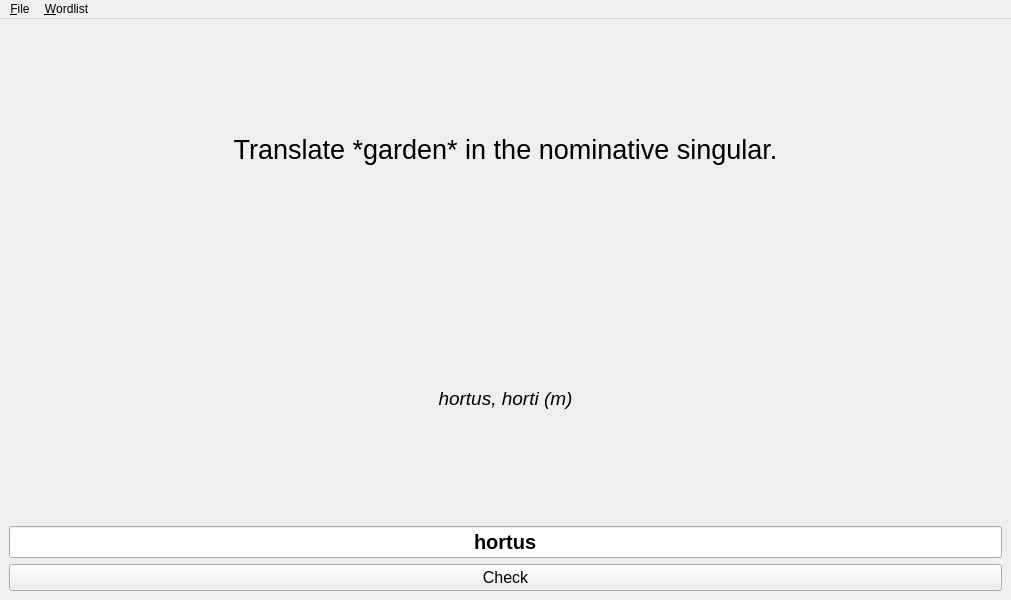
Before: the Qt Designer form mainwindow.ui in 3DProgrammer/examinatio-verborum, drawn with Qt 5.
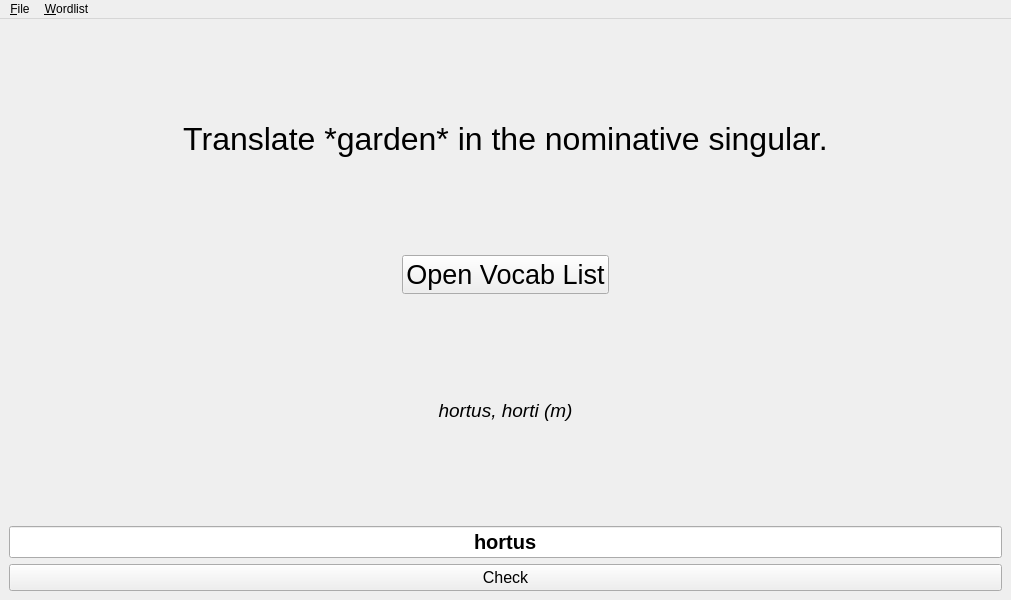
After: the same form once the commit is applied.

Commit message: Added button for quickly opening vocab list.

```diff
--- a/mainwindow.ui
+++ b/mainwindow.ui
@@ -17,9 +17,18 @@
    <layout class="QVBoxLayout" name="verticalLayout_2">
     <item>
      <widget class="QLabel" name="question_label">
+      <property name="enabled">
+       <bool>true</bool>
+      </property>
+      <property name="sizePolicy">
+       <sizepolicy hsizetype="Preferred" vsizetype="Preferred">
+        <horstretch>0</horstretch>
+        <verstretch>0</verstretch>
+       </sizepolicy>
+      </property>
       <property name="font">
        <font>
-        <pointsize>20</pointsize>
+        <pointsize>24</pointsize>
        </font>
       </property>
       <property name="text">
@@ -33,8 +42,35 @@
       </property>
      </widget>
     </item>
+    <item alignment="Qt::AlignHCenter">
+     <widget class="QPushButton" name="open_vocab_list_button">
+      <property name="sizePolicy">
+       <sizepolicy hsizetype="Minimum" vsizetype="Fixed">
+        <horstretch>0</horstretch>
+        <verstretch>0</verstretch>
+       </sizepolicy>
+      </property>
+      <property name="font">
+       <font>
+        <pointsize>20</pointsize>
+       </font>
+      </property>
+      <property name="text">
+       <string>Open Vocab List</string>
+      </property>
+     </widget>
+    </item>
     <item>
      <widget class="QLabel" name="hint_label">
+      <property name="enabled">
+       <bool>true</bool>
+      </property>
+      <property name="sizePolicy">
+       <sizepolicy hsizetype="Preferred" vsizetype="Preferred">
+        <horstretch>0</horstretch>
+        <verstretch>0</verstretch>
+       </sizepolicy>
+      </property>
       <property name="font">
        <font>
         <pointsize>14</pointsize>
```
Left out of the diff: 8 changed lines with no effect on the pictures. The commit also changes 1 other file.
